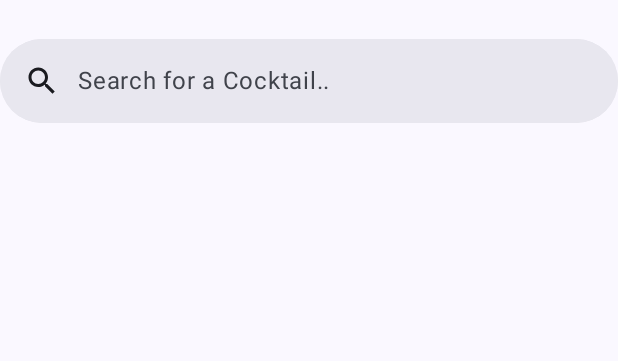
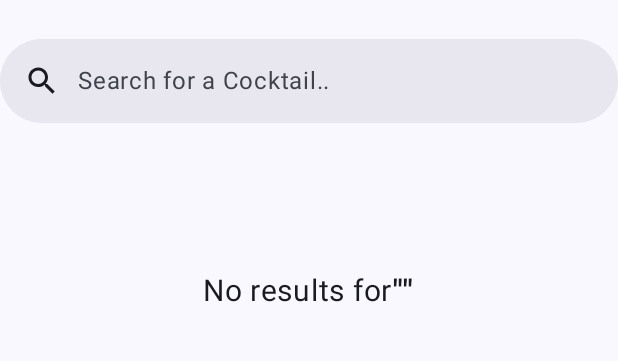
Before and after one commit to gogoadl/compose-cocktail-recipes, an Android app built with Jetpack Compose: the screen it shows after launch (MainActivity), on a phone screen of 412 x 824 dp, the part 69-430 px from its top. Run offline under Robolectric (Android 15) with nearby library versions, the phone set to English and light mode, and no system bars; our stand-ins replace Dagger/Hilt's generated code, Timber; network calls fail; pictures from the network do not load.

Commit message:
feat : 표시할 항목이 없음 텍스트 표시 추가

```diff
--- a/app/src/main/java/com/hyeonwoo/compose_cocktail_recipes/ui/MainScreen.kt
+++ b/app/src/main/java/com/hyeonwoo/compose_cocktail_recipes/ui/MainScreen.kt
@@ -12,6 +12,7 @@ import androidx.compose.foundation.layout.Arrangement
 import androidx.compose.foundation.layout.Box
 import androidx.compose.foundation.layout.Column
 import androidx.compose.foundation.layout.PaddingValues
+import androidx.compose.foundation.layout.Row
 import androidx.compose.foundation.layout.fillMaxSize
 import androidx.compose.foundation.layout.fillMaxWidth
 import androidx.compose.foundation.layout.height
@@ -65,6 +66,7 @@ import androidx.compose.ui.res.stringResource
 import androidx.compose.ui.semantics.isContainer
 import androidx.compose.ui.semantics.semantics
 import androidx.compose.ui.text.TextStyle
+import androidx.compose.ui.text.font.FontWeight
 import androidx.compose.ui.tooling.preview.Preview
 import androidx.compose.ui.unit.dp
 import androidx.compose.ui.unit.sp
@@ -84,6 +86,7 @@ import com.hyeonwoo.compose_cocktail_recipes.R
 import com.hyeonwoo.compose_cocktail_recipes.model.Cocktail
 import com.hyeonwoo.compose_cocktail_recipes.model.Drink
 import com.hyeonwoo.compose_cocktail_recipes.ui.detail.CocktailDetails
+import com.hyeonwoo.compose_cocktail_recipes.ui.state.SearchState
 import com.hyeonwoo.compose_cocktail_recipes.ui.theme.ComposecocktailrecipesTheme
 import kotlinx.coroutines.flow.flatMapLatest
 import timber.log.Timber
@@ -128,6 +131,7 @@ fun MainScreen(
                     ) {}
                     Cards(
                         cocktails = cocktails,
+                        searchState = searchState,
                         selectCocktail = {
                             navController.navigate("${NavScreen.CocktailDetails.route}/$it")
                     })
@@ -152,6 +156,7 @@ fun MainScreen(
 @Composable
 fun Cards(
     cocktails: Cocktail,
+    searchState: SearchState,
     selectCocktail: (String) -> Unit,
     context: Context = LocalContext.current.applicationContext
 ) {
@@ -161,10 +166,12 @@ fun Cards(
 
             if (isSingleItem) {
                 val drink = it.first()
-                Box(modifier = Modifier.fillMaxSize().clickable(onClick = {
-                    Timber.d("click single item!")
-                    selectCocktail(drink?.idDrink!!)
-                }),
+                Box(modifier = Modifier
+                    .fillMaxSize()
+                    .clickable(onClick = {
+                        Timber.d("click single item!")
+                        selectCocktail(drink?.idDrink!!)
+                    }),
                     contentAlignment = Center) {
                     SingleImageCard(
                         imageUrl = drink?.strDrinkThumb ?: "",
@@ -200,6 +207,18 @@ fun Cards(
                 }
             }
         }
+    } else {
+        Column(modifier = Modifier.fillMaxSize().padding(top = 100.dp),
+            horizontalAlignment = Alignment.CenterHorizontally) {
+            Row() {
+                Text(text = stringResource(id = R.string.no_result),
+                    fontSize = 20.sp)
+                Text(text = "\"${searchState.currentCocktailText}\"",
+                    fontWeight = FontWeight.Bold,
+                    fontSize = 20.sp)
+            }
+        }
+
     }
 }
 
--- a/app/src/main/res/values/strings.xml
+++ b/app/src/main/res/values/strings.xml
@@ -8,4 +8,5 @@
     <string name="default_measures">measures</string>
     <string name="serve_on">Serve on</string>
     <string name="search_hint">Search for a Cocktail..</string>
+    <string name="no_result">No results for  </string>
 </resources>
```
